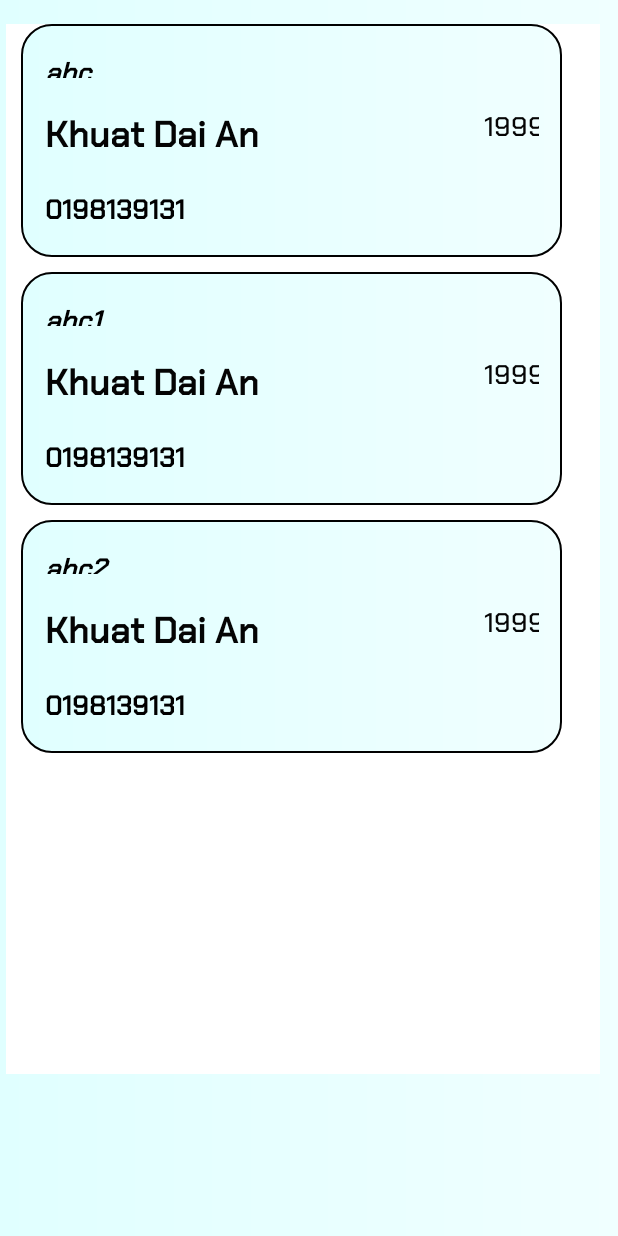
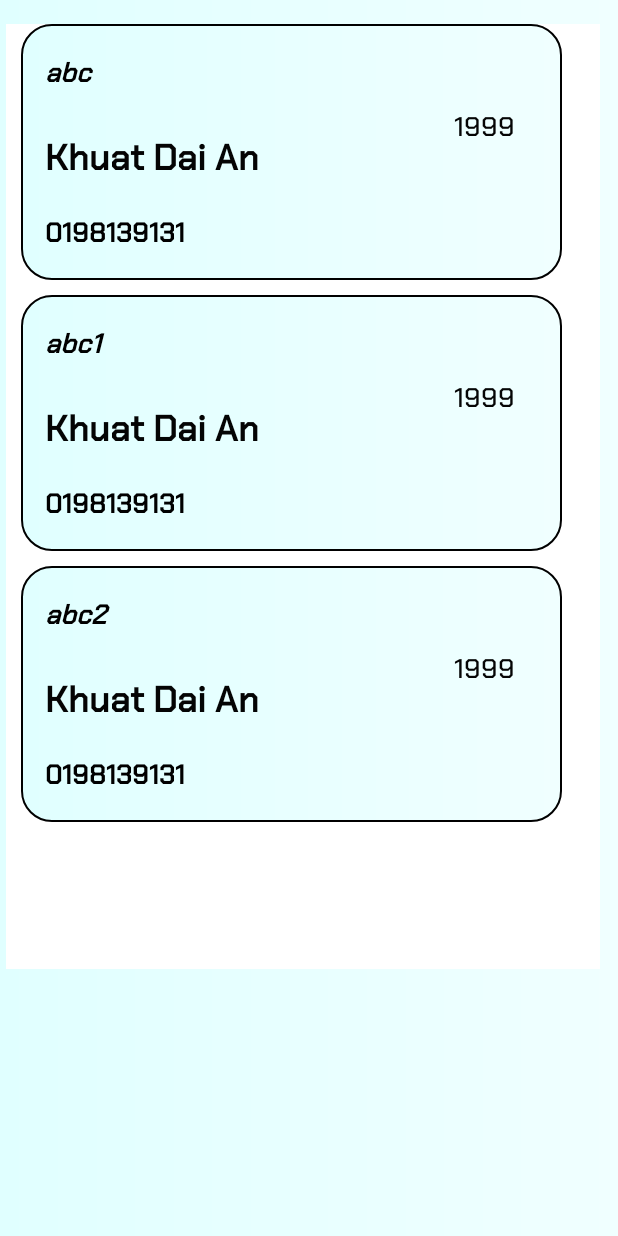
Before and after one commit to KhuatDaiAn/DuAn1, an Android app: the fragment ThanhVienFragment shown on its own in the app's theme, on a phone screen of 412 x 824 dp. Run offline under Robolectric (Android 15) with nearby library versions, the phone set to English and light mode, and no system bars; Roboto replaces fonts that are not available here.

```diff
--- a/app/src/main/res/layout/item_thanhvien.xml
+++ b/app/src/main/res/layout/item_thanhvien.xml
@@ -12,7 +12,7 @@
     <TextView
         android:id="@+id/txtMaTV"
         android:layout_width="112dp"
-        android:layout_height="20dp"
+        android:layout_height="35dp"
         android:layout_marginStart="16dp"
         android:layout_marginTop="16dp"
         android:fontFamily="@font/chakrapetch"
@@ -65,9 +65,9 @@
 
     <TextView
         android:id="@+id/txtNamSinh"
-        android:layout_width="wrap_content"
+        android:layout_width="100dp"
         android:layout_height="wrap_content"
-        android:layout_marginStart="150dp"
+        android:layout_marginStart="130dp"
         android:layout_marginTop="52dp"
         android:fontFamily="@font/chakrapetch"
         android:text="TextView"
--- a/app/src/main/res/layout/layout_item_donhang.xml
+++ b/app/src/main/res/layout/layout_item_donhang.xml
@@ -20,7 +20,7 @@
 
     <TextView
         android:id="@+id/txtMaDonHang"
-        android:layout_width="wrap_content"
+        android:layout_width="50dp"
         android:layout_height="wrap_content"
         android:layout_marginStart="16dp"
         android:fontFamily="@font/chakrapetch"
--- a/app/src/main/res/layout/layout_list_thanhvien.xml
+++ b/app/src/main/res/layout/layout_list_thanhvien.xml
@@ -9,7 +9,7 @@
     <GridView
         android:id="@+id/gvThanhVien"
         android:layout_width="396dp"
-        android:layout_height="700dp"
+        android:layout_height="630dp"
         android:layout_marginHorizontal="23dp"
         android:layout_marginStart="4dp"
         android:layout_marginTop="16dp"
```
Also changed, not shown: app/src/main/java/com/example/duan1_cellhome/DoiMatKhauFragment.java (+54 -2 lines).
